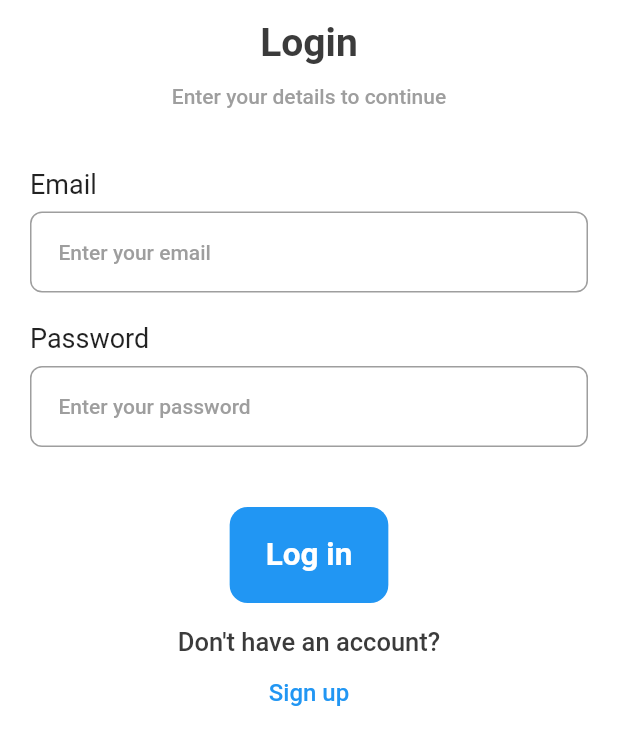
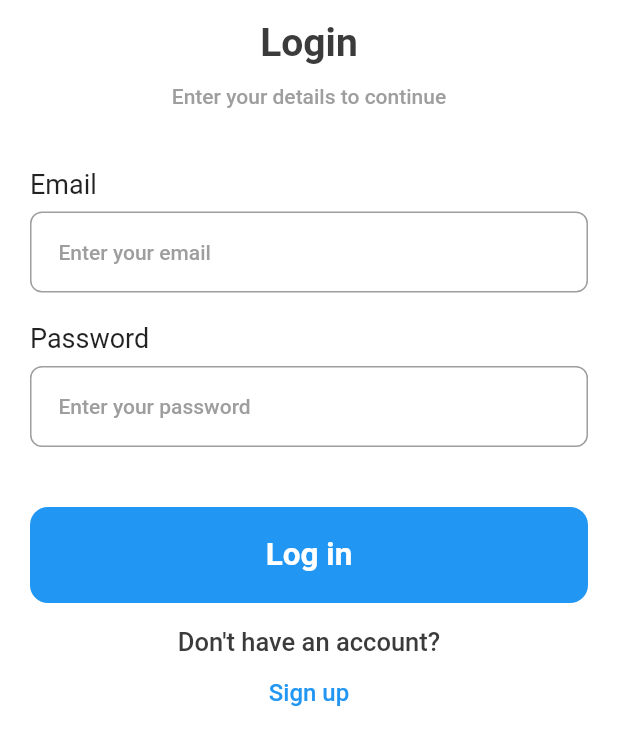
Before and after one commit to HumbleGh/eatsy, a Flutter app: the screen it shows after launch, on a phone screen of 412 x 824 dp. Shown: the top 745 px of the screen. Run offline on Flutter 3.47's test engine with Material 2 defaults, Android fonts, the phone set to English and light mode, and no system bars; our stand-ins replace gap, get.

Commit message:
minor updates

```diff
--- a/lib/pages/home_page.dart
+++ b/lib/pages/home_page.dart
@@ -1,6 +1,6 @@
 import 'package:eatsy/pages/sign_up_screen.dart';
+import 'package:eatsy/screens/welcome_screen.dart';
 import 'package:eatsy/utils/app_style.dart';
-import 'package:eatsy/widgets/button_text.dart';
 import 'package:eatsy/widgets/custom_text_field.dart';
 import 'package:flutter/material.dart';
 import 'package:eatsy/utils/app_layout.dart';
@@ -40,9 +40,25 @@ class HomePage extends StatelessWidget {
                   label: 'Password', hint: 'Enter your password'),
               Gap(AppLayout.getHeight(40)),
               //Log in button
-              MaterialButton(
-                  onPressed: () {}, child: const ButtonText(text: 'Log in')),
-
+              Container(
+                decoration: BoxDecoration(
+                    color: Colors.blue,
+                    borderRadius: BorderRadius.circular(12)),
+                padding: EdgeInsets.all(AppLayout.getHeight(8)),
+                child: TextButton(
+                  onPressed: () {
+                    Navigator.push(
+                        context,
+                        MaterialPageRoute(
+                            builder: (context) => const WelcomeScreen()));
+                  },
+                  child: Text(
+                    'Log in',
+                    style: Styles.headLineStyle2.copyWith(color: Colors.white),
+                    textAlign: TextAlign.center,
+                  ),
+                ),
+              ),
               Gap(AppLayout.getHeight(16)),
               Text(
                 'Don\'t have an account?',
@@ -63,6 +79,8 @@ class HomePage extends StatelessWidget {
                   textAlign: TextAlign.center,
                 ),
               ),
+
+              Gap(AppLayout.getHeight(20)),
             ]),
       ),
     );
--- a/lib/pages/sign_up_screen.dart
+++ b/lib/pages/sign_up_screen.dart
@@ -58,7 +58,9 @@ class _SignUpScreenState extends State<SignUpScreen> {
           const CustomTextField(
               label: 'Mobile Number', hint: 'Enter Mobile Number'),
           Gap(AppLayout.getHeight(40)),
-          const ButtonText(text: 'Create account'),
+          const ButtonText(
+            text: 'Create account',
+          ),
           Gap(AppLayout.getHeight(20)),
           Row(
             mainAxisAlignment: MainAxisAlignment.center,
--- a/lib/widgets/button_text.dart
+++ b/lib/widgets/button_text.dart
@@ -10,6 +10,7 @@ class ButtonText extends StatelessWidget {
   @override
   Widget build(BuildContext context) {
     return Container(
+      width: double.infinity,
       padding: EdgeInsets.all(AppLayout.getHeight(8)),
       decoration: BoxDecoration(
           borderRadius: BorderRadius.circular(12), color: Colors.blue),
```
Also changed, not shown: lib/screens/welcome_screen.dart (added, +28 -0 lines).
